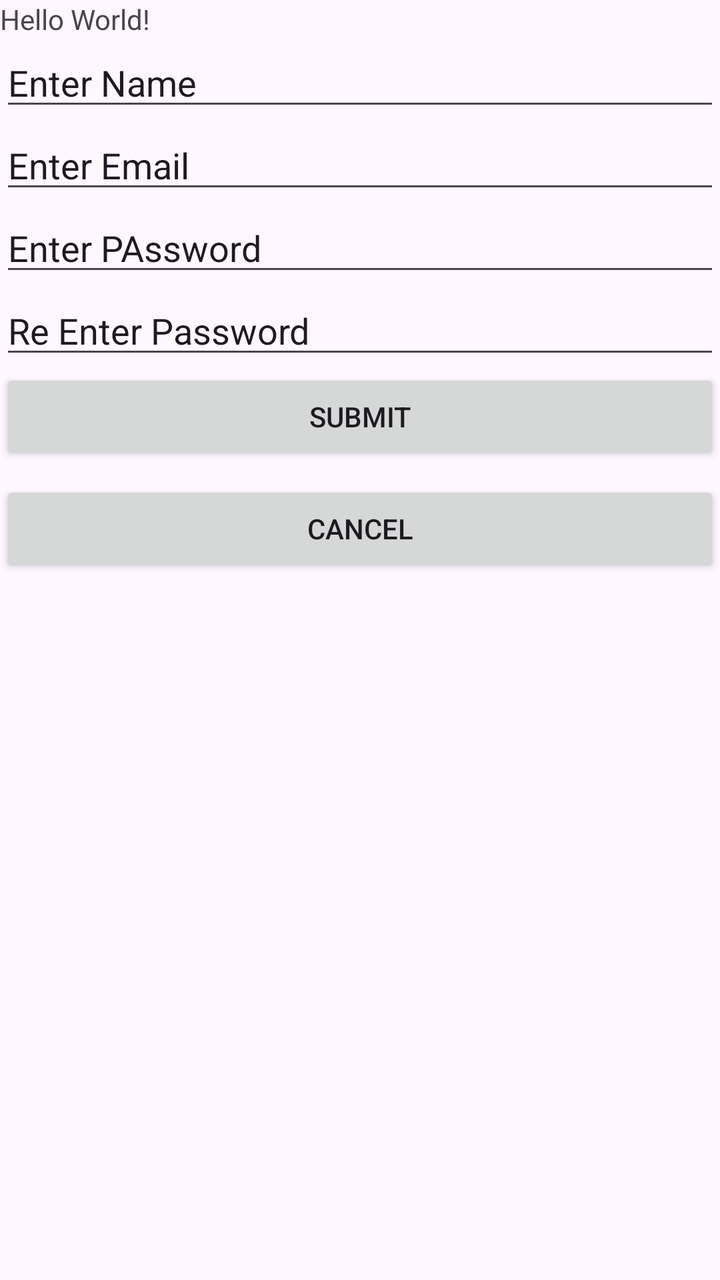
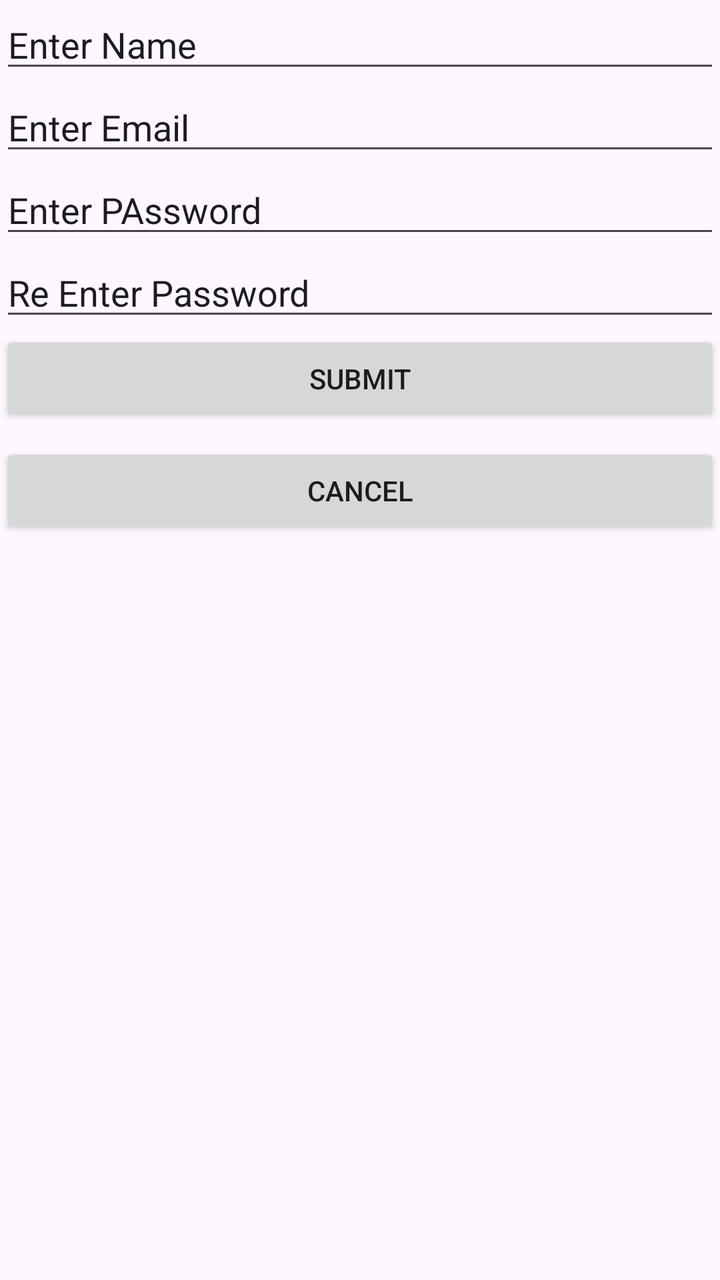

Screens rendered from an Android XML layout before and after an edit, with the pre-edit source and the edit as a unified diff.
<!-- AndroidManifest.xml: application theme Theme.MyApplication -->
<!-- res/layout/activity_main.xml -->
<?xml version="1.0" encoding="utf-8"?>
<androidx.constraintlayout.widget.ConstraintLayout xmlns:android="http://schemas.android.com/apk/res/android"
    xmlns:app="http://schemas.android.com/apk/res-auto"
    xmlns:tools="http://schemas.android.com/tools"
    android:id="@+id/linearLayout"
    android:layout_width="match_parent"
    android:layout_height="match_parent"
    tools:context=".MainActivity">

    <TextView
        android:id="@+id/textView"
        android:layout_width="wrap_content"
        android:layout_height="wrap_content"
        android:text="Hello World!"
        app:layout_constraintStart_toStartOf="@+id/Name"
        app:layout_constraintTop_toTopOf="parent" />

    <EditText
        android:id="@+id/Name"
        android:layout_width="0dp"
        android:layout_height="wrap_content"
        android:ems="10"
        android:inputType="text"
        android:text="Enter Name"
        app:layout_constraintEnd_toEndOf="parent"
        app:layout_constraintStart_toStartOf="parent"
        app:layout_constraintTop_toBottomOf="@+id/textView" />

    <EditText
        android:id="@+id/Email"
        android:layout_width="0dp"
        android:layout_height="wrap_content"
        android:ems="10"
        android:inputType="text"
        android:text="Enter Email"
        app:layout_constraintEnd_toEndOf="parent"
        app:layout_constraintStart_toStartOf="parent"
        app:layout_constraintTop_toBottomOf="@+id/Name" />

    <EditText
        android:id="@+id/Password"
        android:layout_width="0dp"
        android:layout_height="wrap_content"
        android:ems="10"
        android:inputType="text"
        android:text="Enter PAssword"
        app:layout_constraintEnd_toEndOf="parent"
        app:layout_constraintStart_toStartOf="parent"
        app:layout_constraintTop_toBottomOf="@+id/Email" />

    <EditText
        android:id="@+id/RePassword"
        android:layout_width="0dp"
        android:layout_height="wrap_content"
        android:ems="10"
        android:inputType="text"
        android:text="Re Enter Password"
        app:layout_constraintEnd_toEndOf="parent"
        app:layout_constraintStart_toStartOf="parent"
        app:layout_constraintTop_toBottomOf="@+id/Password" />

    <Button
        android:id="@+id/SubButton"
        android:layout_width="0dp"
        android:layout_height="wrap_content"
        android:text="Submit"
        app:layout_constraintEnd_toEndOf="parent"
        app:layout_constraintStart_toStartOf="parent"
        app:layout_constraintTop_toBottomOf="@+id/RePassword" />

    <Button
        android:id="@+id/BtnCancell"
        android:layout_width="0dp"
        android:layout_height="wrap_content"
        android:layout_marginTop="8dp"
        android:text="Cancel"
        app:layout_constraintEnd_toEndOf="parent"
        app:layout_constraintHorizontal_bias="0.0"
        app:layout_constraintStart_toStartOf="parent"
        app:layout_constraintTop_toBottomOf="@+id/SubButton" />

</androidx.constraintlayout.widget.ConstraintLayout>
<!-- resources referenced by this layout -->
<resources>
  <style name="Theme.MyApplication" parent="Base.Theme.MyApplication" />
  <style name="Base.Theme.MyApplication" parent="Theme.Material3.DayNight.NoActionBar">
          
          
      </style>
</resources>

<!-- the commit's change to res/layout/activity_main.xml (unified diff, before → after) -->
@@ -6,14 +6,6 @@
     android:layout_width="match_parent"
     android:layout_height="match_parent"
     tools:context=".MainActivity">
-
-    <TextView
-        android:id="@+id/textView"
-        android:layout_width="wrap_content"
-        android:layout_height="wrap_content"
-        android:text="Hello World!"
-        app:layout_constraintStart_toStartOf="@+id/Name"
-        app:layout_constraintTop_toTopOf="parent" />
 
     <EditText
         android:id="@+id/Name"
@@ -24,7 +16,7 @@
         android:text="Enter Name"
         app:layout_constraintEnd_toEndOf="parent"
         app:layout_constraintStart_toStartOf="parent"
-        app:layout_constraintTop_toBottomOf="@+id/textView" />
+        tools:layout_editor_absoluteY="19dp" />
 
     <EditText
         android:id="@+id/Email"
